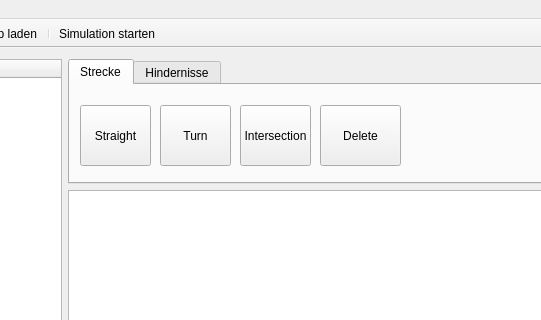
The window that bin/source/editor.ui (Waldemarv/swt1718) describes before a commit, drawn with Qt 5; both pictures show x 211 to 752 and y 0 to 320 of the 1104 by 721 pixel window.
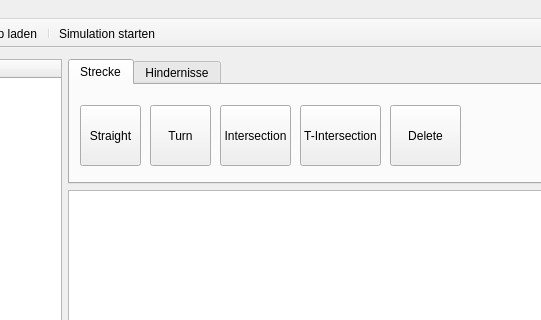
The same window after the commit. Icons and pictures are not drawn.

The edit to the form file:
```diff
--- a/bin/source/editor.ui
+++ b/bin/source/editor.ui
@@ -86,7 +86,7 @@
            <rect>
             <x>10</x>
             <y>20</y>
-            <width>71</width>
+            <width>61</width>
             <height>61</height>
            </rect>
           </property>
@@ -97,9 +97,9 @@
          <widget class="QPushButton" name="turnButton">
           <property name="geometry">
            <rect>
-            <x>90</x>
+            <x>80</x>
             <y>20</y>
-            <width>71</width>
+            <width>61</width>
             <height>61</height>
            </rect>
           </property>
@@ -110,9 +110,9 @@
          <widget class="QPushButton" name="deleteSelectedTile">
           <property name="geometry">
            <rect>
-            <x>250</x>
+            <x>320</x>
             <y>20</y>
-            <width>81</width>
+            <width>71</width>
             <height>61</height>
            </rect>
           </property>
@@ -123,7 +123,7 @@
          <widget class="QPushButton" name="intersectionButton">
           <property name="geometry">
            <rect>
-            <x>170</x>
+            <x>150</x>
             <y>20</y>
             <width>71</width>
             <height>61</height>
@@ -133,6 +133,19 @@
            <string>Intersection</string>
           </property>
          </widget>
+         <widget class="QPushButton" name="tIntersectionButton">
+          <property name="geometry">
+           <rect>
+            <x>230</x>
+            <y>20</y>
+            <width>81</width>
+            <height>61</height>
+           </rect>
+          </property>
+          <property name="text">
+           <string>T-Intersection</string>
+          </property>
+         </widget>
         </widget>
         <widget class="QWidget" name="tab_2">
          <property name="maximumSize">
```
